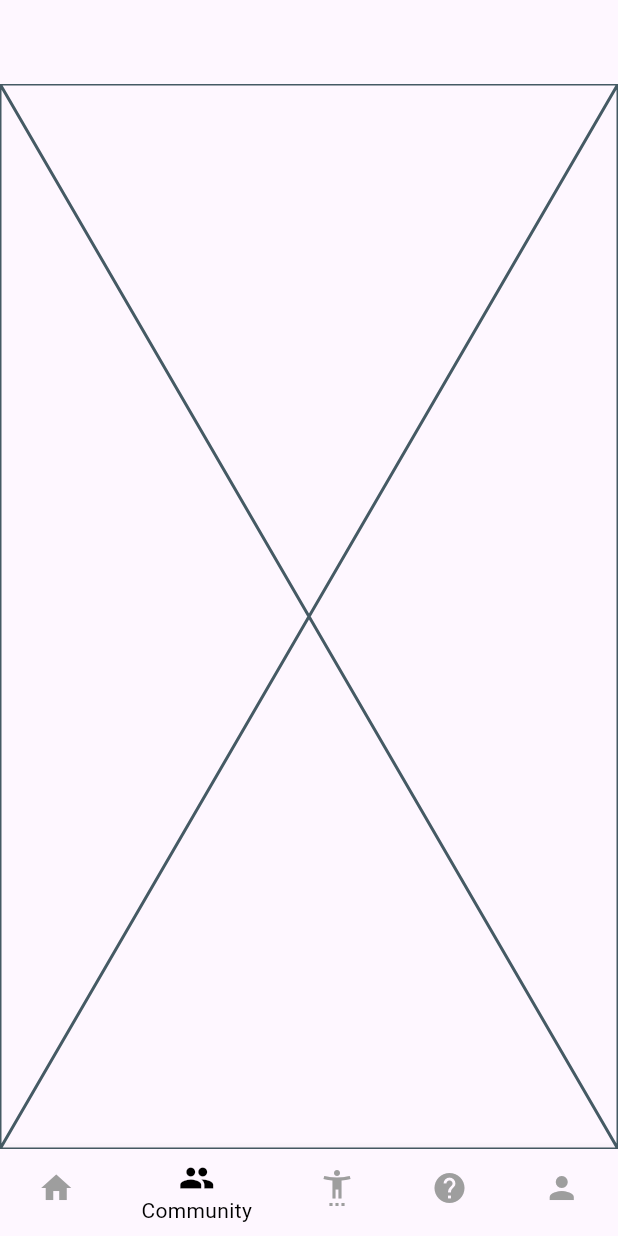
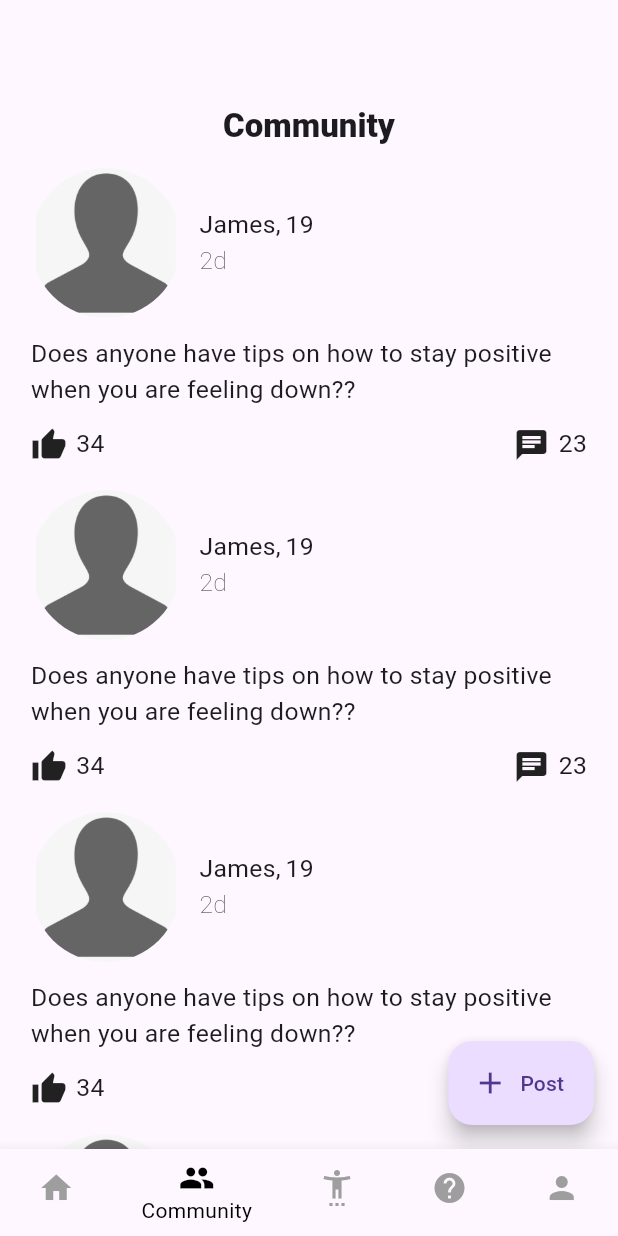
Before and after one commit to Dharmzeey/Beyond-Ableism, a Flutter app: the screen it shows after launch, item 2 of the bottom bar chosen, on a phone screen of 412 x 824 dp. Run offline on Flutter 3.47's test engine with Material 3 defaults, Android fonts, the phone set to English and light mode, and no system bars; our stand-ins replace firebase_core, get; accounts and stored records are empty.

Commit message:
community page, talent show page and profile page

```diff
--- a/lib/core/constants/dimensions.dart
+++ b/lib/core/constants/dimensions.dart
@@ -11,6 +11,8 @@ class AppDimensions {
   static double width500 = screenWidth / 1.2;
   static double width400 = screenWidth / 1.5;
   static double width300 = screenWidth / 2;
+  static double width150 = screenWidth / 4;
+  static double width80 = screenWidth / 7.5;
 
   static double paddingMain = screenWidth / 20;
 
--- a/lib/features/users/presentation/pages/community_page.dart
+++ b/lib/features/users/presentation/pages/community_page.dart
@@ -1,3 +1,5 @@
+import 'package:beyond_ableism/core/constants/dimensions.dart';
+import 'package:beyond_ableism/features/users/presentation/widgets/community_post_widget.dart';
 import 'package:flutter/material.dart';
 
 class CommunityPage extends StatelessWidget {
@@ -5,6 +7,39 @@ class CommunityPage extends StatelessWidget {
 
   @override
   Widget build(BuildContext context) {
-    return const Placeholder();
+    return Scaffold(
+      appBar: AppBar(
+        title: const Center(
+          child: Text(
+            'Community',
+            style: TextStyle(fontWeight: FontWeight.w900),
+          ),
+        ),
+      ),
+      body: Padding(
+        padding: EdgeInsets.symmetric(horizontal: AppDimensions.paddingMain),
+        child: ListView.builder(
+          itemCount: 10,
+          itemBuilder: (context, index) {
+            return const CommunityPostWidget(
+                imageUrl: 'images/avatar.png',
+                authorName: 'James',
+                authorAge: '19',
+                datePosted: '2d',
+                postContent:
+                    'Does anyone have tips on how to stay positive when you are feeling down??',
+                likesCount: '34',
+                commentsCount: '23');
+          },
+        ),
+      ),
+      floatingActionButton: FloatingActionButton.extended(
+        onPressed: () {},
+        icon: const Icon(
+          Icons.add,
+        ),
+        label: const Text('Post'),
+      ),
+    );
   }
 }
--- /dev/null
+++ b/lib/features/users/presentation/widgets/community_post_widget.dart
@@ -0,0 +1,97 @@
+import 'package:beyond_ableism/core/constants/dimensions.dart';
+import 'package:flutter/material.dart';
+
+class CommunityPostWidget extends StatelessWidget {
+  const CommunityPostWidget(
+      {super.key,
+      required this.imageUrl,
+      required this.authorName,
+      required this.authorAge,
+      required this.datePosted,
+      required this.postContent,
+      required this.likesCount,
+      required this.commentsCount});
+
+  final String imageUrl;
+  final String authorName;
+  final String authorAge;
+  final String datePosted;
+  final String postContent;
+  final String likesCount;
+  final String commentsCount;
+
+  @override
+  Widget build(BuildContext context) {
+    return Column(
+      children: [
+        Row(
+          children: [
+            ClipRRect(
+              borderRadius: BorderRadius.circular(AppDimensions.screenWidth),
+              child: Image.asset(
+                imageUrl,
+                width: 100,
+                height: 100,
+              ),
+            ),
+            SizedBox(
+              width: AppDimensions.spacing20,
+            ),
+            Column(
+              crossAxisAlignment: CrossAxisAlignment.start,
+              children: [
+                Row(
+                  children: [
+                    Text(authorName),
+                    const Text(','),
+                    SizedBox(
+                      width: AppDimensions.spacing5,
+                    ),
+                    Text(authorAge),
+                  ],
+                ),
+                Text(
+                  datePosted,
+                  style: const TextStyle(fontWeight: FontWeight.w200),
+                ),
+              ],
+            )
+          ],
+        ),
+        SizedBox(
+          height: AppDimensions.spacing20,
+        ),
+        Text(postContent),
+        SizedBox(
+          height: AppDimensions.spacing20,
+        ),
+        Row(
+          mainAxisAlignment: MainAxisAlignment.spaceBetween,
+          children: [
+            Row(
+              children: [
+                const Icon(Icons.thumb_up),
+                SizedBox(
+                  width: AppDimensions.spacing10,
+                ),
+                Text(likesCount),
+              ],
+            ),
+            Row(
+              children: [
+                const Icon(Icons.chat),
+                SizedBox(
+                  width: AppDimensions.spacing10,
+                ),
+                Text(commentsCount),
+              ],
+            )
+          ],
+        ),
+        SizedBox(
+          height: AppDimensions.spacing30,
+        ),
+      ],
+    );
+  }
+}
--- a/pubspec.yaml
+++ b/pubspec.yaml
@@ -17,6 +17,7 @@ dependencies:
   cupertino_icons: ^1.0.2
   get: ^4.6.6
   flutter_launcher_icons: ^0.13.1
+  video_player: ^2.8.2
 
 dev_dependencies:
   flutter_test:
@@ -30,6 +31,7 @@ flutter:
 
   assets:
     - images/
+    - assets/videos/
 
 
   # fonts:
```
Also changed, not shown: lib/features/users/presentation/pages/profile_page.dart (+80 -1 lines), lib/features/users/presentation/pages/talent_show_page.dart (+37 -1 lines), lib/features/users/presentation/widgets/talent_skill_showcase_widget.dart (added, +110 -0 lines), images/avatar.png (added), images/landscape.png (added), pubspec.lock, 3 other files.
